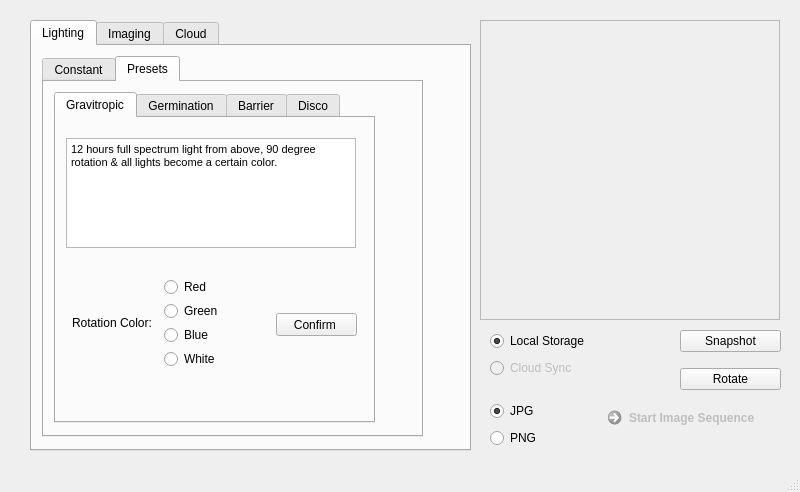
First picture: the form in _ui/FlashLapse_CP.ui, repository CoSE-Jerry/Gravatron, before the edit.
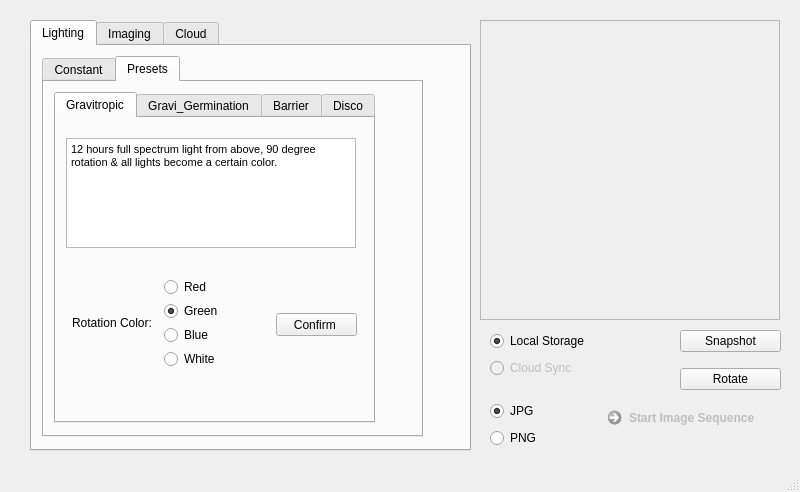
Second picture: the form after the edit. The open tabs and pages were chosen to show the change. Icons and pictures are not drawn.

Commit message:
Delay Gravi added
Delay Gravi added

Diff of the .ui file:
```diff
--- a/_ui/FlashLapse_CP.ui
+++ b/_ui/FlashLapse_CP.ui
@@ -393,6 +393,9 @@
                <property name="text">
                 <string>Green</string>
                </property>
+               <property name="checked">
+                <bool>true</bool>
+               </property>
               </widget>
              </item>
              <item>
@@ -416,7 +419,7 @@
         </widget>
         <widget class="QWidget" name="Germination">
          <attribute name="title">
-          <string>Germination</string>
+          <string>Gravi_Germination</string>
          </attribute>
          <widget class="QTextBrowser" name="Germi_Text">
           <property name="geometry">
```
Left out of the diff: 35 changed lines with no effect on the pictures. The commit also changes 3 other files.
